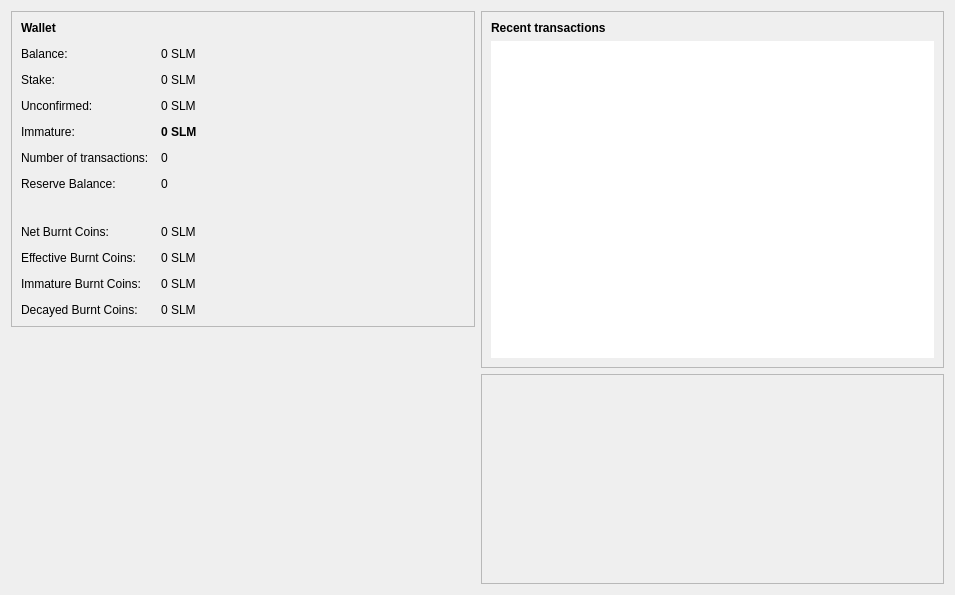
Above: src/qt/forms/overviewpage.ui from slimcoin-project/Slimcoin before the change. Below: the same form after it.
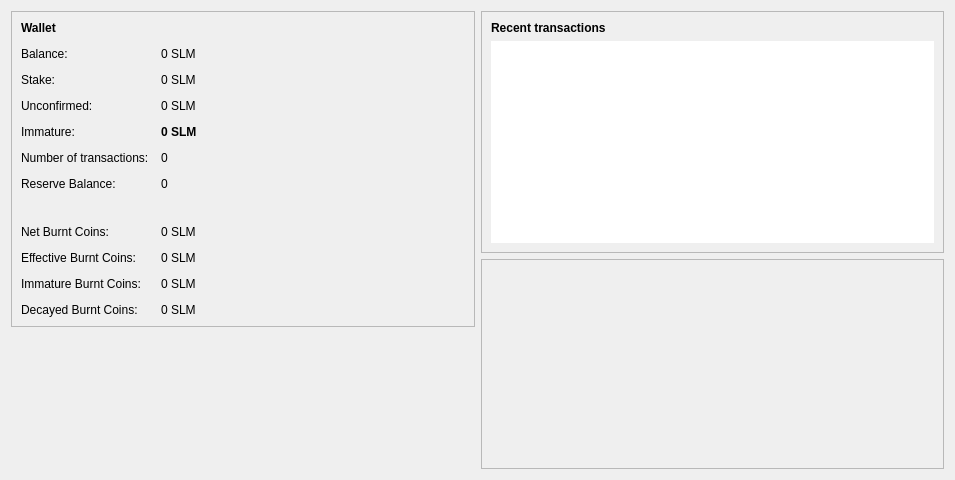
That is the form after the change. Icons and pictures are not drawn. Custom widgets are drawn as their Qt base class.

Commit message: adjust default window size

Patch:
```diff
--- a/src/qt/forms/overviewpage.ui
+++ b/src/qt/forms/overviewpage.ui
@@ -7,7 +7,7 @@
     <x>0</x>
     <y>0</y>
     <width>955</width>
-    <height>595</height>
+    <height>480</height>
    </rect>
   </property>
   <property name="windowTitle">
```
The commit also changes 1 other file.
